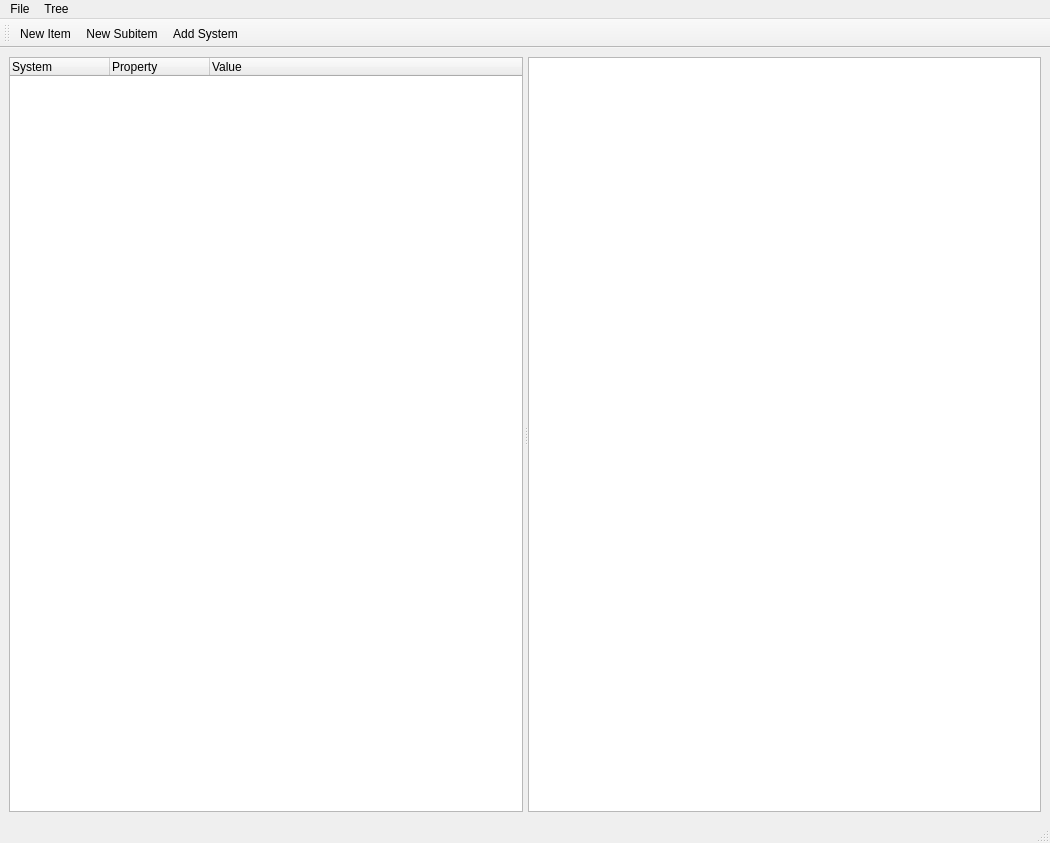
This is ui/MainWindow.ui in DamirKh/commonPyQt as Qt 5 draws it before an edit. The edited form follows.
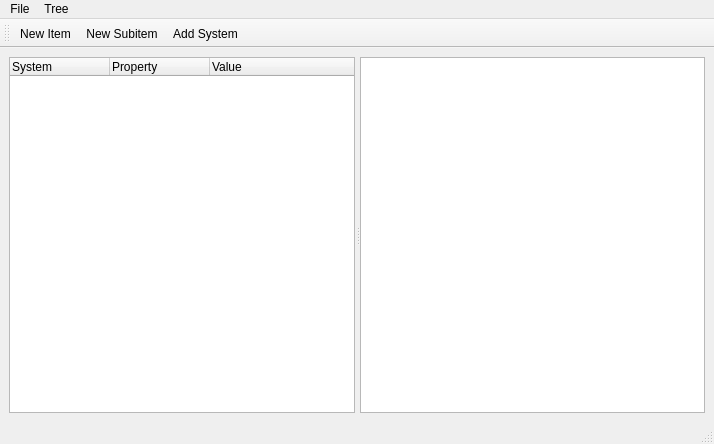
This is the edited form. Icons and pictures are not drawn.

Diff of the .ui file:
```diff
--- a/ui/MainWindow.ui
+++ b/ui/MainWindow.ui
@@ -6,8 +6,8 @@
    <rect>
     <x>0</x>
     <y>0</y>
-    <width>1050</width>
-    <height>843</height>
+    <width>714</width>
+    <height>444</height>
    </rect>
   </property>
   <property name="windowTitle">
@@ -54,7 +54,7 @@
     <rect>
      <x>0</x>
      <y>0</y>
-     <width>1050</width>
+     <width>714</width>
      <height>19</height>
     </rect>
    </property>
```
Left out of the diff: 15 changed lines with no effect on the pictures.
